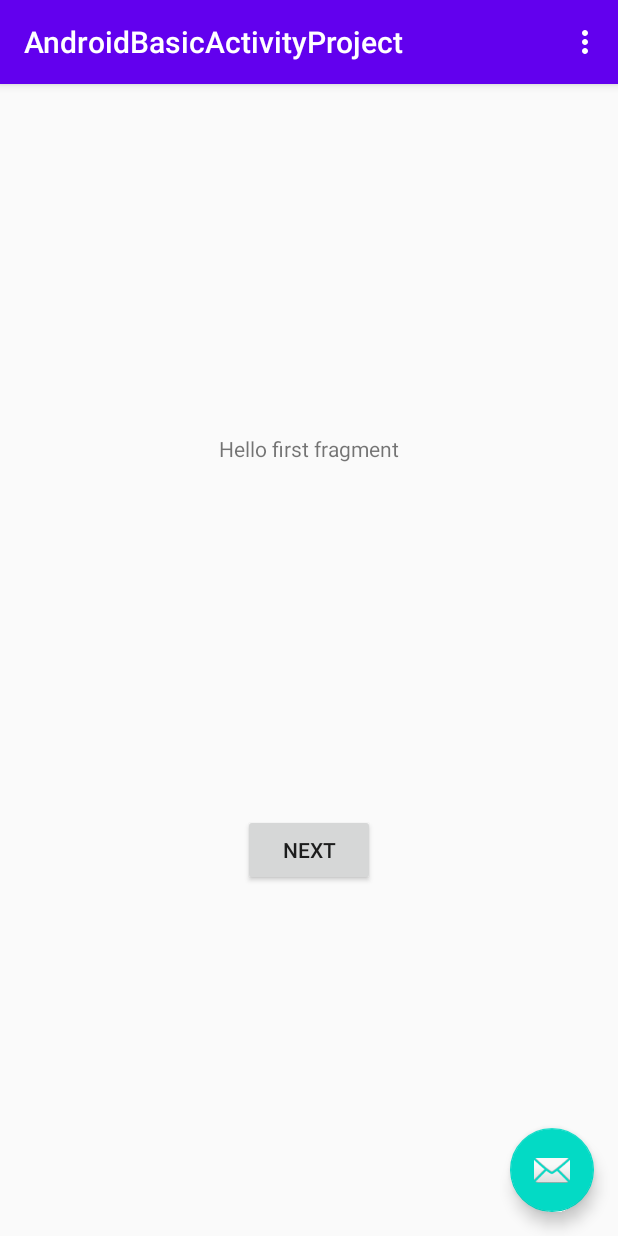
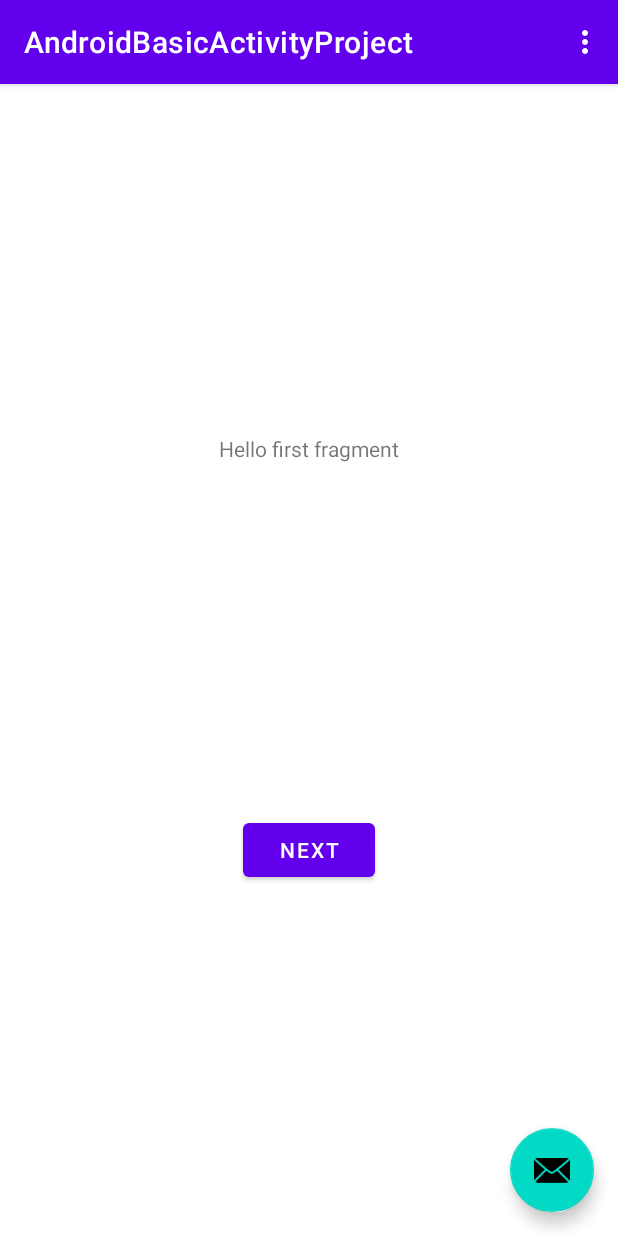
Before and after one commit to GettingStartedProjects/AndroidBasicActivityProject, an Android app: the screen it shows after launch (MainActivity), on a phone screen of 412 x 824 dp. Run offline under Robolectric (Android 15) with nearby library versions, the phone set to English and light mode, and no system bars.

Commit message:
Generated new app with Android Studio 4.1

```diff
--- a/app/src/main/AndroidManifest.xml
+++ b/app/src/main/AndroidManifest.xml
@@ -8,11 +8,11 @@
         android:label="@string/app_name"
         android:roundIcon="@mipmap/ic_launcher_round"
         android:supportsRtl="true"
-        android:theme="@style/AppTheme">
+        android:theme="@style/Theme.AndroidBasicActivityProject">
         <activity
             android:name=".MainActivity"
             android:label="@string/app_name"
-            android:theme="@style/AppTheme.NoActionBar">
+            android:theme="@style/Theme.AndroidBasicActivityProject.NoActionBar">
             <intent-filter>
                 <action android:name="android.intent.action.MAIN" />
 
--- a/app/src/main/res/layout/activity_main.xml
+++ b/app/src/main/res/layout/activity_main.xml
@@ -9,14 +9,14 @@
     <com.google.android.material.appbar.AppBarLayout
         android:layout_width="match_parent"
         android:layout_height="wrap_content"
-        android:theme="@style/AppTheme.AppBarOverlay">
+        android:theme="@style/Theme.AndroidBasicActivityProject.AppBarOverlay">
 
         <androidx.appcompat.widget.Toolbar
             android:id="@+id/toolbar"
             android:layout_width="match_parent"
             android:layout_height="?attr/actionBarSize"
             android:background="?attr/colorPrimary"
-            app:popupTheme="@style/AppTheme.PopupOverlay" />
+            app:popupTheme="@style/Theme.AndroidBasicActivityProject.PopupOverlay" />
 
     </com.google.android.material.appbar.AppBarLayout>
 
--- /dev/null
+++ b/app/src/main/res/values-night/themes.xml
@@ -0,0 +1,16 @@
+<resources xmlns:tools="http://schemas.android.com/tools">
+    <!-- Base application theme. -->
+    <style name="Theme.AndroidBasicActivityProject" parent="Theme.MaterialComponents.DayNight.DarkActionBar">
+        <!-- Primary brand color. -->
+        <item name="colorPrimary">@color/purple_200</item>
+        <item name="colorPrimaryVariant">@color/purple_700</item>
+        <item name="colorOnPrimary">@color/black</item>
+        <!-- Secondary brand color. -->
+        <item name="colorSecondary">@color/teal_200</item>
+        <item name="colorSecondaryVariant">@color/teal_200</item>
+        <item name="colorOnSecondary">@color/black</item>
+        <!-- Status bar color. -->
+        <item name="android:statusBarColor" tools:targetApi="l">?attr/colorPrimaryVariant</item>
+        <!-- Customize your theme here. -->
+    </style>
+</resources>
--- a/app/src/main/res/values/colors.xml
+++ b/app/src/main/res/values/colors.xml
@@ -1,6 +1,10 @@
 <?xml version="1.0" encoding="utf-8"?>
 <resources>
-    <color name="colorPrimary">#6200EE</color>
-    <color name="colorPrimaryDark">#3700B3</color>
-    <color name="colorAccent">#03DAC5</color>
+    <color name="purple_200">#FFBB86FC</color>
+    <color name="purple_500">#FF6200EE</color>
+    <color name="purple_700">#FF3700B3</color>
+    <color name="teal_200">#FF03DAC5</color>
+    <color name="teal_700">#FF018786</color>
+    <color name="black">#FF000000</color>
+    <color name="white">#FFFFFFFF</color>
 </resources>
--- a/app/src/main/res/values/styles.xml
+++ /dev/null
@@ -1,19 +0,0 @@
-<resources>
-    <!-- Base application theme. -->
-    <style name="AppTheme" parent="Theme.AppCompat.Light.DarkActionBar">
-        <!-- Customize your theme here. -->
-        <item name="colorPrimary">@color/colorPrimary</item>
-        <item name="colorPrimaryDark">@color/colorPrimaryDark</item>
-        <item name="colorAccent">@color/colorAccent</item>
-    </style>
-
-    <style name="AppTheme.NoActionBar">
-        <item name="windowActionBar">false</item>
-        <item name="windowNoTitle">true</item>
-    </style>
-
-    <style name="AppTheme.AppBarOverlay" parent="ThemeOverlay.AppCompat.Dark.ActionBar" />
-
-    <style name="AppTheme.PopupOverlay" parent="ThemeOverlay.AppCompat.Light" />
-
-</resources>
--- /dev/null
+++ b/app/src/main/res/values/themes.xml
@@ -0,0 +1,25 @@
+<resources xmlns:tools="http://schemas.android.com/tools">
+    <!-- Base application theme. -->
+    <style name="Theme.AndroidBasicActivityProject" parent="Theme.MaterialComponents.DayNight.DarkActionBar">
+        <!-- Primary brand color. -->
+        <item name="colorPrimary">@color/purple_500</item>
+        <item name="colorPrimaryVariant">@color/purple_700</item>
+        <item name="colorOnPrimary">@color/white</item>
+        <!-- Secondary brand color. -->
+        <item name="colorSecondary">@color/teal_200</item>
+        <item name="colorSecondaryVariant">@color/teal_700</item>
+        <item name="colorOnSecondary">@color/black</item>
+        <!-- Status bar color. -->
+        <item name="android:statusBarColor" tools:targetApi="l">?attr/colorPrimaryVariant</item>
+        <!-- Customize your theme here. -->
+    </style>
+
+    <style name="Theme.AndroidBasicActivityProject.NoActionBar">
+        <item name="windowActionBar">false</item>
+        <item name="windowNoTitle">true</item>
+    </style>
+
+    <style name="Theme.AndroidBasicActivityProject.AppBarOverlay" parent="ThemeOverlay.AppCompat.Dark.ActionBar" />
+
+    <style name="Theme.AndroidBasicActivityProject.PopupOverlay" parent="ThemeOverlay.AppCompat.Light" />
+</resources>
--- a/build.gradle
+++ b/build.gradle
@@ -1,12 +1,12 @@
 // Top-level build file where you can add configuration options common to all sub-projects/modules.
 buildscript {
-    ext.kotlin_version = "1.3.72"
+    ext.kotlin_version = "1.4.10"
     repositories {
         google()
         jcenter()
     }
     dependencies {
-        classpath "com.android.tools.build:gradle:4.0.0"
+        classpath "com.android.tools.build:gradle:4.1.0"
         classpath "org.jetbrains.kotlin:kotlin-gradle-plugin:$kotlin_version"
 
         // NOTE: Do not place your application dependencies here; they belong
--- a/gradle.properties
+++ b/gradle.properties
@@ -6,7 +6,7 @@
 # http://www.gradle.org/docs/current/userguide/build_environment.html
 # Specifies the JVM arguments used for the daemon process.
 # The setting is particularly useful for tweaking memory settings.
-org.gradle.jvmargs=-Xmx2048m
+org.gradle.jvmargs=-Xmx2048m -Dfile.encoding=UTF-8
 # When configured, Gradle will run in incubating parallel mode.
 # This option should only be used with decoupled projects. More details, visit
 # http://www.gradle.org/docs/current/userguide/multi_project_builds.html#sec:decoupled_projects
```
Also changed, not shown: app/build.gradle (+12 -12 lines), gradle/wrapper/gradle-wrapper.properties, 1 other file.
